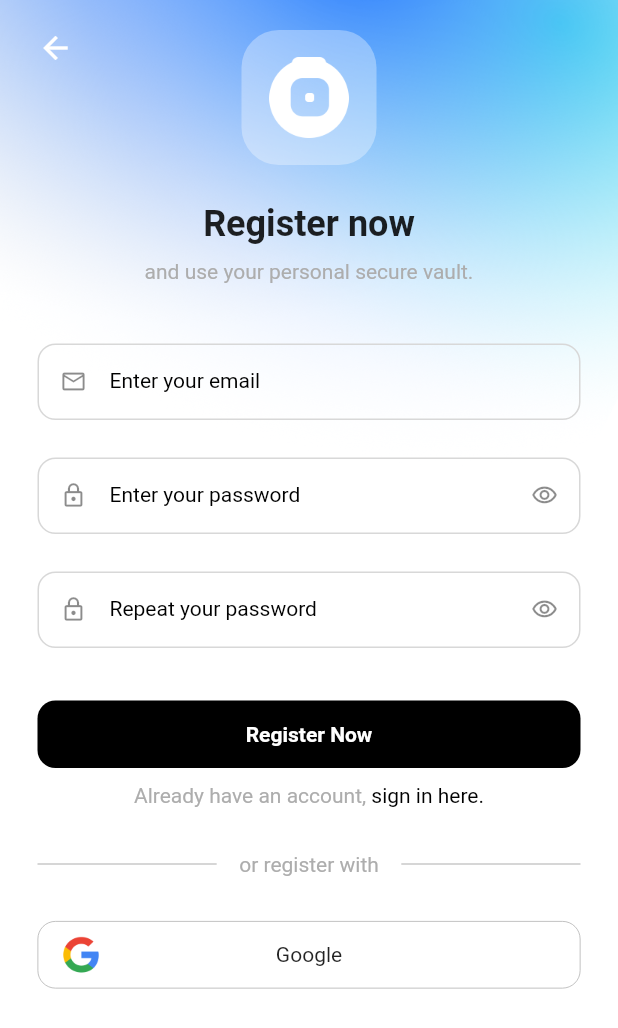
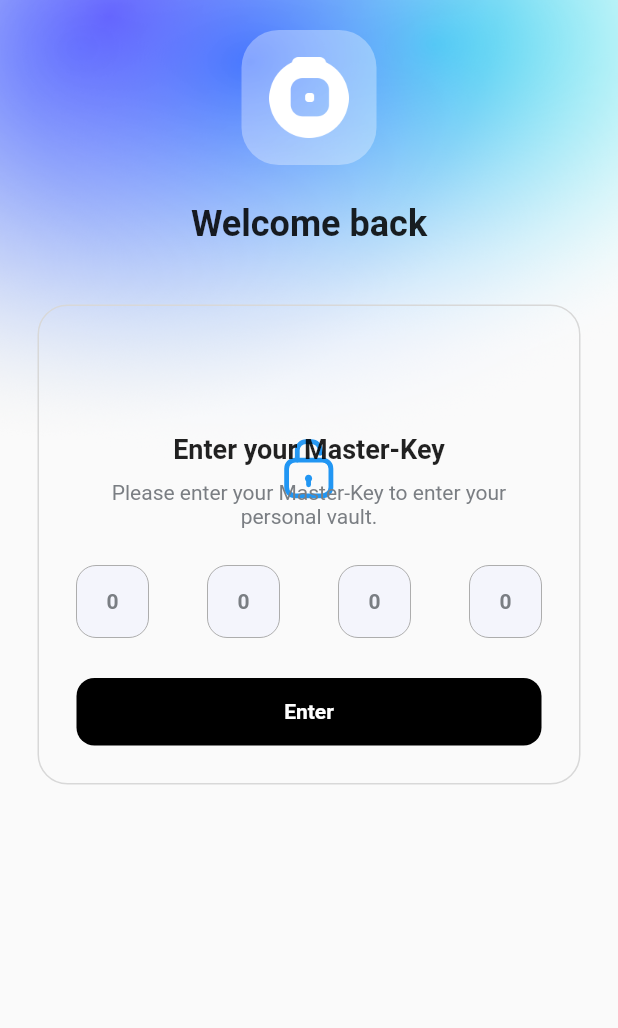
Before and after one commit to leonmsdev/vault, a Flutter app: the RegisterScreen screen opened by its route, after a tap on "Google", on a phone screen of 412 x 824 dp. Shown: the top 1028 px of the screen. Run offline on Flutter 3.47's test engine with Material 2 defaults, Android fonts, the phone set to English and light mode, and no system bars; our stand-ins replace flutter_riverpod, go_router, lottie.

Commit message:
feat(ui): add master-key ui and implement lottiefiles

```diff
--- /dev/null
+++ b/lib/features/auth/screens/master_key_screen.dart
@@ -0,0 +1,86 @@
+import 'package:lottie/lottie.dart';
+import 'package:vault/widgets/design.dart';
+
+import '../../../widgets/styles/text_styles.dart';
+import '../widgets/transparent_logo.dart';
+
+class MasterKey extends StatelessWidget {
+  const MasterKey({super.key});
+
+  @override
+  Widget build(BuildContext context) {
+    return Scaffold(
+      body: Stack(
+        children: [
+          Center(
+            child: Column(
+              children: [
+                const SizedBox(
+                  height: 235,
+                ),
+                SizedBox(
+                  height: 155,
+                  child: Lottie.asset('lib/lotties/lock.json'),
+                ),
+              ],
+            ),
+          ),
+          Stack(
+            children: [
+              Image.asset('lib/img/bg_master_key.png'),
+              SafeArea(
+                child: Padding(
+                  padding: const EdgeInsets.symmetric(horizontal: 25),
+                  child: Column(
+                    children: [
+                      const SizedBox(height: 20),
+                      const Center(
+                        child: TransparentLogo(),
+                      ),
+                      const SizedBox(height: 25),
+                      const Text(
+                        'Welcome back',
+                        style: mediumHeading,
+                      ),
+                      const SizedBox(height: 40),
+                      Column(
+                        children: [
+                          Container(
+                            decoration: BoxDecoration(
+                              border: Border.all(color: ligthGrey),
+                              borderRadius: BorderRadius.circular(20),
+                            ),
+                            padding: const EdgeInsets.all(25),
+                            child: Column(
+                              children: const [
+                                SizedBox(height: 60),
+                                Text(
+                                  'Enter your Master-Key',
+                                  style: TextStyle(
+                                      fontSize: 18,
+                                      fontWeight: FontWeight.bold),
+                                ),
+                                SizedBox(height: 10),
+                                Text(
+                                  'Please enter your Master-Key to enter your personal vault.',
+                                  textAlign: TextAlign.center,
+                                  style: TextStyle(color: darkGrey),
+                                ),
+                                SizedBox(height: 25),
+                                OtpForm(),
+                              ],
+                            ),
+                          ),
+                        ],
+                      ),
+                    ],
+                  ),
+                ),
+              ),
+            ],
+          ),
+        ],
+      ),
+    );
+  }
+}
--- a/lib/features/auth/screens/register_screen.dart
+++ b/lib/features/auth/screens/register_screen.dart
@@ -152,9 +152,10 @@ class _RegisterScreenState extends State<RegisterScreen> {
                           ],
                         ),
                         const SizedBox(height: 30.0),
-                        const BorderIconButton(
+                        BorderIconButton(
                           lable: 'Google',
                           img: 'lib/img/google.png',
+                          onTap: () => context.go('/register/master-key'),
                         ),
                       ],
                     ),
--- a/lib/features/auth/screens/sign_in_screen.dart
+++ b/lib/features/auth/screens/sign_in_screen.dart
@@ -127,9 +127,10 @@ class _SignInScreenState extends State<SignInScreen> {
                       ],
                     ),
                     const SizedBox(height: 30.0),
-                    const BorderIconButton(
+                    BorderIconButton(
                       lable: 'Google',
                       img: 'lib/img/google.png',
+                      onTap: () {},
                     ),
                   ],
                 ),
--- a/lib/routing/router_config.dart
+++ b/lib/routing/router_config.dart
@@ -1,5 +1,6 @@
 import 'package:flutter/material.dart';
 import 'package:go_router/go_router.dart';
+import 'package:vault/features/auth/screens/master_key_screen.dart';
 import 'package:vault/features/auth/screens/register_screen.dart';
 import 'package:vault/features/auth/screens/sign_in_screen.dart';
 
@@ -14,7 +15,13 @@ final GoRouter router = GoRouter(
         GoRoute(
           path: 'register',
           builder: (context, state) => const RegisterScreen(),
-        )
+          routes: [
+            GoRoute(
+              path: 'master-key',
+              builder: (context, state) => const MasterKey(),
+            ),
+          ],
+        ),
       ],
     ),
   ],
--- a/lib/widgets/design.dart
+++ b/lib/widgets/design.dart
@@ -1,5 +1,5 @@
 export 'design_buttons.dart';
 export 'design_formfields.dart';
-
+export 'design_otp_form.dart';
 export 'styles/colors.dart';
 export 'package:flutter/material.dart';
--- a/lib/widgets/design_buttons.dart
+++ b/lib/widgets/design_buttons.dart
@@ -1,29 +1,4 @@
 import 'design.dart';
-
-class DesignClickableText extends StatelessWidget {
-  final String? text;
-  final EdgeInsets? padding;
-  final TextStyle? textStyle;
-  final VoidCallback? onPressed;
-
-  const DesignClickableText(
-      {super.key,
-      @required this.text,
-      @required this.onPressed,
-      this.textStyle,
-      this.padding});
-
-  @override
-  Widget build(BuildContext context) {
-    return InkWell(
-      onTap: onPressed,
-      child: Container(
-        padding: padding,
-        child: Text(text.toString(), style: textStyle),
-      ),
-    );
-  }
-}
 
 class BgTextButton extends StatelessWidget {
   final VoidCallback onTap;
@@ -58,13 +33,15 @@ class BgTextButton extends StatelessWidget {
 class BorderIconButton extends StatelessWidget {
   final String img;
   final String lable;
+  final VoidCallback onTap;
 
-  const BorderIconButton({super.key, required this.lable, required this.img});
+  const BorderIconButton(
+      {super.key, required this.lable, required this.img, required this.onTap});
 
   @override
   Widget build(BuildContext context) {
     return GestureDetector(
-      onTap: () {},
+      onTap: onTap,
       child: Container(
         width: double.infinity,
         height: 45,
--- /dev/null
+++ b/lib/widgets/design_otp_form.dart
@@ -0,0 +1,108 @@
+import 'package:flutter/services.dart';
+import 'package:go_router/go_router.dart';
+import 'dart:developer' as devlogs show log;
+
+import 'design.dart';
+
+final List firstMasterKeyInputs = [];
+
+class OtpForm extends StatelessWidget {
+  const OtpForm({super.key});
+
+  @override
+  Widget build(BuildContext context) {
+    final formKey = GlobalKey<FormState>();
+
+    return Form(
+      key: formKey,
+      child: Column(
+        mainAxisAlignment: MainAxisAlignment.center,
+        children: [
+          Row(
+            mainAxisAlignment: MainAxisAlignment.spaceBetween,
+            children: const [
+              OtpTextFormField(),
+              OtpTextFormField(),
+              OtpTextFormField(),
+              OtpTextFormField(),
+            ],
+          ),
+          const SizedBox(
+            height: 25,
+          ),
+          BgTextButton(
+              lable: 'Enter',
+              onTap: () {
+                context.go('/');
+                firstMasterKeyInputs.clear();
+                formKey.currentState?.save();
+                for (var element in firstMasterKeyInputs) {
+                  if (element == null) {
+                    devlogs.log('Error');
+                  } else {}
+                  devlogs.log('valid');
+                  devlogs.log(firstMasterKeyInputs.toString());
+                }
+              }),
+        ],
+      ),
+    );
+  }
+}
+
+class OtpTextFormField extends StatelessWidget {
+  const OtpTextFormField({
+    Key? key,
+  }) : super(key: key);
+
+  @override
+  Widget build(BuildContext context) {
+    return SizedBox(
+      height: 50,
+      width: 48,
+      child: TextFormField(
+        onChanged: (value) {
+          if (value.length == 1) {
+            FocusScope.of(context).nextFocus();
+          }
+        },
+        decoration: InputDecoration(
+            filled: true,
+            fillColor: ligthBlueGrey,
+            hintText: '0',
+            hintStyle: const TextStyle(
+              fontWeight: FontWeight.bold,
+              color: darkGrey,
+            ),
+            contentPadding: const EdgeInsets.all(0),
+            enabledBorder: OutlineInputBorder(
+              borderRadius: BorderRadius.circular(13.0),
+              borderSide: const BorderSide(
+                color: mediumGrey,
+                width: 0,
+              ),
+            ),
+            focusedBorder: OutlineInputBorder(
+              borderRadius: BorderRadius.circular(13.0),
+              borderSide: const BorderSide(
+                width: 1,
+                color: Colors.blue,
+              ),
+            )),
+        onSaved: (value) {
+          if (firstMasterKeyInputs.length == 4) {
+            firstMasterKeyInputs.clear();
+          }
+          firstMasterKeyInputs.add(value);
+        },
+        style: const TextStyle(fontSize: 14, fontWeight: FontWeight.bold),
+        keyboardType: TextInputType.number,
+        textAlign: TextAlign.center,
+        inputFormatters: [
+          LengthLimitingTextInputFormatter(1),
+          FilteringTextInputFormatter.digitsOnly
+        ],
+      ),
+    );
+  }
+}
--- a/lib/widgets/styles/colors.dart
+++ b/lib/widgets/styles/colors.dart
@@ -6,3 +6,5 @@ const Color mediumGrey = Color(0xFFADADAD);
 const Color greyBorderColor = Color(0xFFD8D8D8);
 const Color greyTextColor = Color(0xFFADADAD);
 const Color black = Color(0xFF000000);
+const Color ligthBlueGrey = Color(0xFFF4F5FC);
+const Color darkGrey = Color(0xFF7A7E83);
--- a/pubspec.yaml
+++ b/pubspec.yaml
@@ -38,6 +38,7 @@ dependencies:
   cupertino_icons: ^1.0.2
   go_router: ^6.0.0
   flutter_riverpod: ^2.1.3
+  lottie: ^2.1.0
 
 dev_dependencies:
   flutter_test:
@@ -64,6 +65,7 @@ flutter:
   # To add assets to your application, add an assets section, like this:
   assets:
     - lib/img/
+    - lib/lotties/
   #   - images/a_dot_ham.jpeg
 
   # An image asset can refer to one or more resolution-specific "variants", see
```
Also changed, not shown: lib/lotties/lock.json (added, +1 -0 lines), lib/lotties/verified-badge.json (added, +1 -0 lines), lib/img/bg_master_key.png (added), pubspec.lock.
